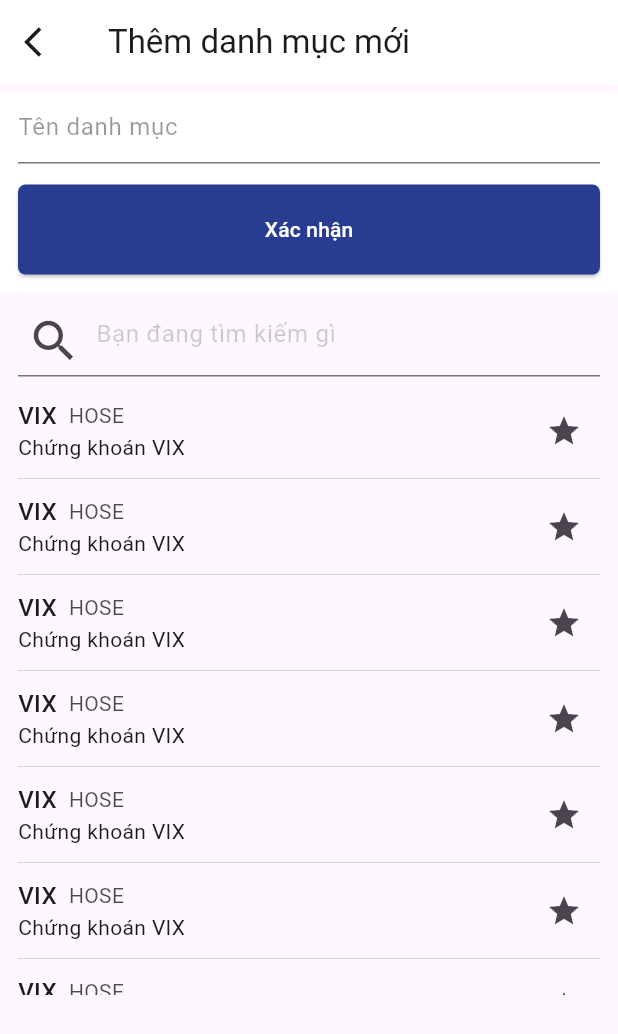
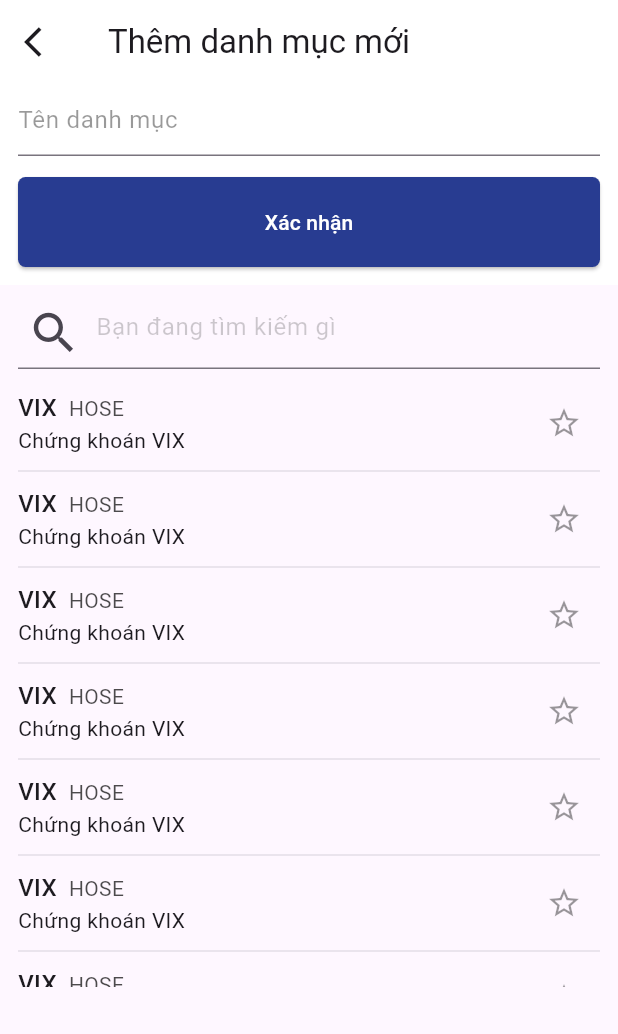
Before and after one commit to NguyenKhangA/baiThucTap1, a Flutter app: the MyCusTomApp screen opened directly, on a phone screen of 412 x 824 dp. Shown: the top 1034 px of the screen. Run offline on Flutter 3.47's test engine with Material 3 defaults, Android fonts, the phone set to English and light mode, and no system bars; our stand-ins replace flutter_svg, persistent_bottom_nav_bar.

Commit message:
thaydoi1

```diff
--- a/lib/ThemDanhMuc.dart
+++ b/lib/ThemDanhMuc.dart
@@ -1,4 +1,6 @@
 import 'package:flutter/material.dart';
+
+import 'icon.dart';
 
 void main(){
   runApp(const MyCusTomApp());
@@ -23,9 +25,6 @@
           ),
           body: Column(
             children: [
-              Container(
-                height: 5,
-              ),
               Container(
                 color: const Color.fromRGBO(255, 255, 255, 1),
                 padding: const EdgeInsets.only(bottom: 12),
@@ -71,18 +70,18 @@
                         ),
                                         ),
                     ),
-                    Container(
-                      height: 400,
+                    Expanded(
+                      child: Container(
                         margin: const EdgeInsets.only(left: 12,right: 12,top: 12),
                         child: ListView.builder(
-                        itemCount: 20,
+                          itemCount: 30,
                             itemBuilder: (BuildContext context,int index){
-                          return  Column(
+                            return  const Column(
                               children: [
                                 Row(
                                   mainAxisAlignment: MainAxisAlignment.spaceBetween,
                                   children: [
-                                  const Column(
+                                    Column(
                                       crossAxisAlignment: CrossAxisAlignment.start,
                                       children: [
                                         Row(
@@ -96,15 +95,16 @@
                                     ),
                                     Column(
                                       children: [
-                                      IconButton(onPressed: (){}, icon: const Icon(Icons.star))
+                                        IconScreen()
                                       ],
                                     ),
                                   ],
                                 ),
-                              const Divider(thickness: 0.5,)
+                                Divider(thickness: 0.5,)
                               ],
                             );
                             }
+                        ),
                       ),
                     )
                   ],
--- /dev/null
+++ b/lib/icon.dart
@@ -0,0 +1,25 @@
+import 'package:flutter/material.dart';
+
+class IconScreen extends StatefulWidget {
+  const IconScreen({super.key});
+
+  @override
+  State<IconScreen> createState() => _IconState();
+}
+
+class _IconState extends State<IconScreen> {
+  bool isClickIcon = false;
+  @override
+  Widget build(BuildContext context) {
+    return IconButton(onPressed: (){
+      setState(() {
+        isClickIcon = !isClickIcon;
+      });
+    },
+        icon:  Container(
+          child: Icon(isClickIcon?Icons.star:Icons.star_border_outlined,
+          color: isClickIcon?const Color.fromRGBO(227, 151, 37, 1):const Color.fromRGBO(0, 0, 0, 0.4),),
+        ),
+    );
+  }
+}
```
Also changed, not shown: 1 other file. Lines whose indentation alone changed are shown as unchanged.
